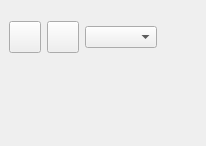
Before: the Qt Designer form kstars/streamform.ui in KDE/kstars, drawn with Qt 5.
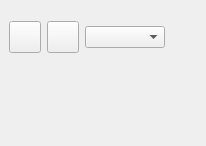
After: the same form once the commit is applied.

```diff
--- a/kstars/streamform.ui
+++ b/kstars/streamform.ui
@@ -84,6 +84,18 @@
        </item>
        <item>
         <widget class="QComboBox" name="imgFormatCombo" >
+         <property name="sizePolicy" >
+          <sizepolicy vsizetype="Fixed" hsizetype="Maximum" >
+           <horstretch>0</horstretch>
+           <verstretch>0</verstretch>
+          </sizepolicy>
+         </property>
+         <property name="minimumSize" >
+          <size>
+           <width>80</width>
+           <height>0</height>
+          </size>
+         </property>
          <property name="toolTip" >
           <string>Image Format</string>
          </property>
```
Left out of the diff: 52 changed lines with no effect on the pictures.
